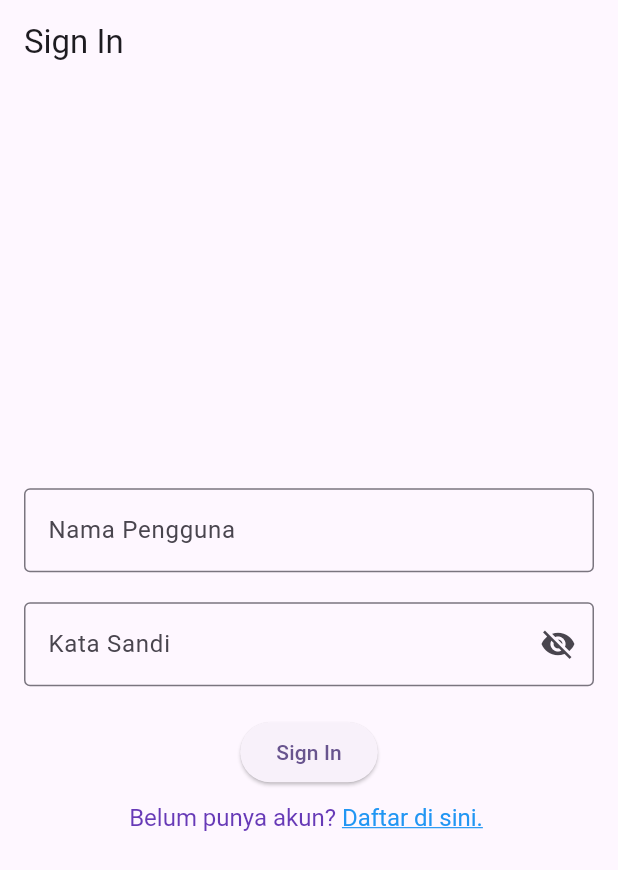
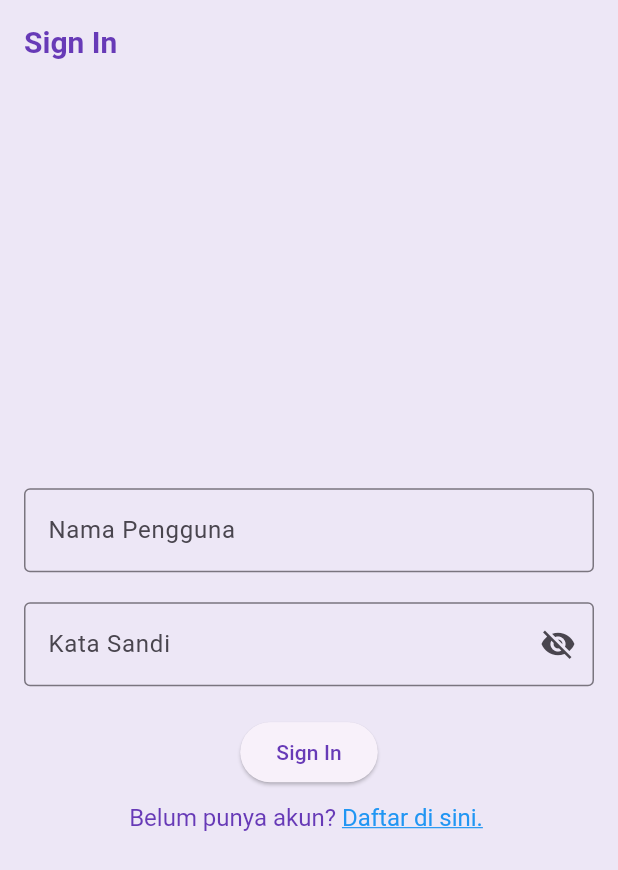
Before and after one commit to Mobile-Programming-MDP/materi-latihan-flutter-ChristianBautista1708, a Flutter app: the screen it shows after launch, on a phone screen of 412 x 824 dp. Shown: the top 870 px of the screen. Run offline on Flutter 3.47's test engine with Material 2 defaults, Android fonts, the phone set to English and light mode, and no system bars.

Commit message:
Sign In Screen

```diff
--- a/wisata_candi/lib/main.dart
+++ b/wisata_candi/lib/main.dart
@@ -15,10 +15,24 @@ class MyApp extends StatelessWidget {
   Widget build(BuildContext context) {
     return MaterialApp(
       title: 'Wisata Candi',
+      debugShowCheckedModeBanner: false,
       theme: ThemeData(
-        colorScheme: ColorScheme.fromSeed(seedColor: Colors.deepPurple),
+        appBarTheme: const AppBarTheme(
+          iconTheme: IconThemeData(color: Colors.deepPurple),
+          titleTextStyle: TextStyle(
+            color: Colors.deepPurple,
+            fontSize: 20,
+            fontWeight: FontWeight.bold,
+          ),
+        ),
+        colorScheme:
+        ColorScheme.fromSeed(seedColor: Colors.deepPurple).copyWith(
+          primary: Colors.deepPurple,
+          surface: Colors.deepPurple[50],
+        ),
         useMaterial3: true,
       ),
+      // home: const ProfileScreen(),
       home: SignInScreen(),
       //home: DetailScreen(candi: candiList[0]),
     );
```
